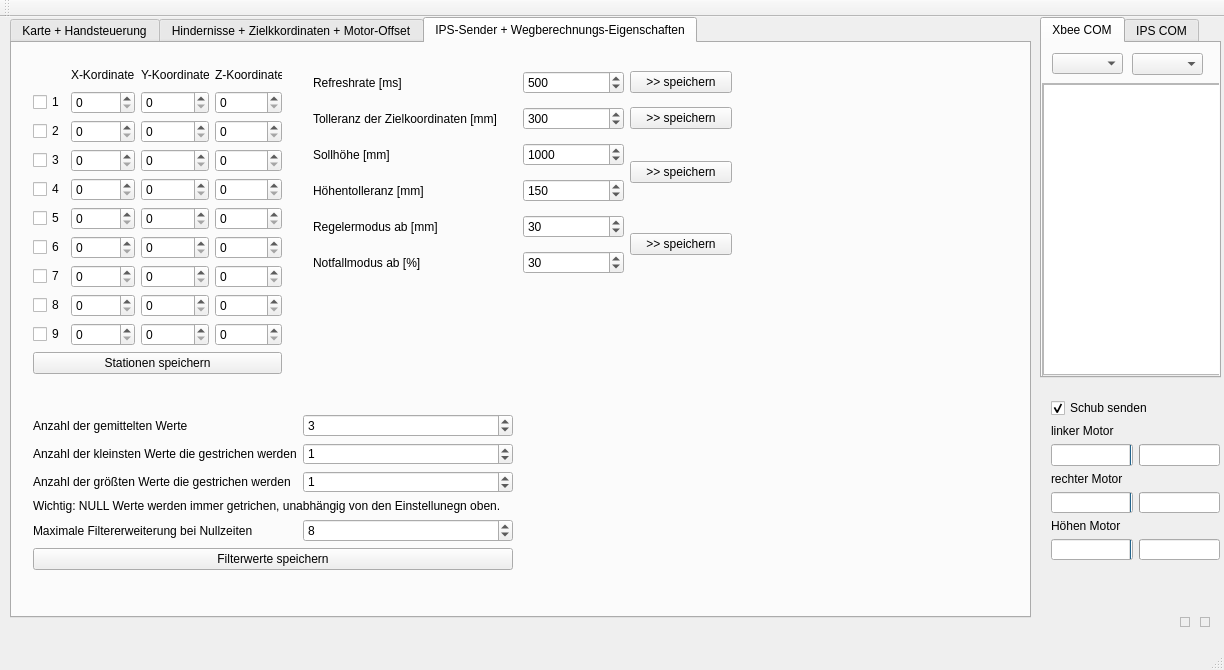
Old version of the form mainwindow.ui in the repository Koerner/Sturzflug-at-daedalus.ei.tum.de.
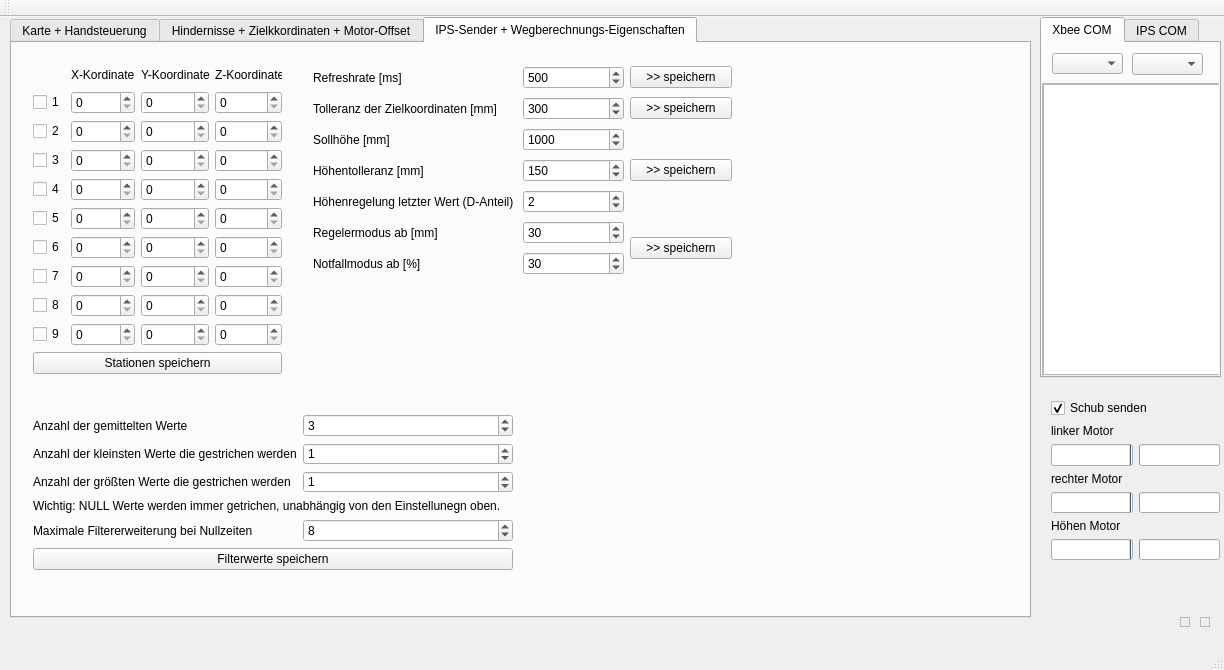
New version of the form.

```diff
--- a/mainwindow.ui
+++ b/mainwindow.ui
@@ -1542,7 +1542,7 @@
          </property>
         </widget>
        </item>
-       <item row="4" column="2">
+       <item row="5" column="2">
         <widget class="QSpinBox" name="AbweichungOkayRegler">
          <property name="toolTip">
           <string extracomment="Wert bis zu welcher Abweichung gereglt wird, danach Notfallmodus"/>
@@ -1552,7 +1552,7 @@
          </property>
         </widget>
        </item>
-       <item row="5" column="2">
+       <item row="6" column="2">
         <widget class="QSpinBox" name="AbweichungOkay">
          <property name="toolTip">
           <string extracomment="Wert in % bis zu dem die Abweichung tolleriert wird"/>
@@ -1565,14 +1565,14 @@
          </property>
         </widget>
        </item>
-       <item row="4" column="0" colspan="2">
+       <item row="5" column="0" colspan="2">
         <widget class="QLabel" name="label_17">
          <property name="text">
           <string>Regelermodus ab [mm]</string>
          </property>
         </widget>
        </item>
-       <item row="5" column="0" colspan="2">
+       <item row="6" column="0" colspan="2">
         <widget class="QLabel" name="label_20">
          <property name="text">
           <string>Notfallmodus ab [%]</string>
@@ -1654,20 +1654,37 @@
          </property>
         </widget>
        </item>
-       <item row="2" column="4" rowspan="2">
-        <widget class="QPushButton" name="setHoehe">
-         <property name="text">
-          <string>&gt;&gt; speichern</string>
-         </property>
-        </widget>
-       </item>
-       <item row="4" column="4" rowspan="2">
+       <item row="5" column="4" rowspan="2">
         <widget class="QPushButton" name="setAbweichung">
          <property name="text">
           <string>&gt;&gt; speichern</string>
          </property>
         </widget>
        </item>
+       <item row="4" column="2">
+        <widget class="QSpinBox" name="hoehe_d">
+         <property name="maximum">
+          <number>5</number>
+         </property>
+         <property name="value">
+          <number>2</number>
+         </property>
+        </widget>
+       </item>
+       <item row="2" column="4" rowspan="3">
+        <widget class="QPushButton" name="setHoehe">
+         <property name="text">
+          <string>&gt;&gt; speichern</string>
+         </property>
+        </widget>
+       </item>
+       <item row="4" column="0" colspan="2">
+        <widget class="QLabel" name="label_25">
+         <property name="text">
+          <string>Höhenregelung letzter Wert (D-Anteil)</string>
+         </property>
+        </widget>
+       </item>
       </layout>
      </widget>
      <widget class="QWidget" name="gridLayoutWidget_8">
```
Left out of the diff: 2 changed lines with no effect on the pictures.
